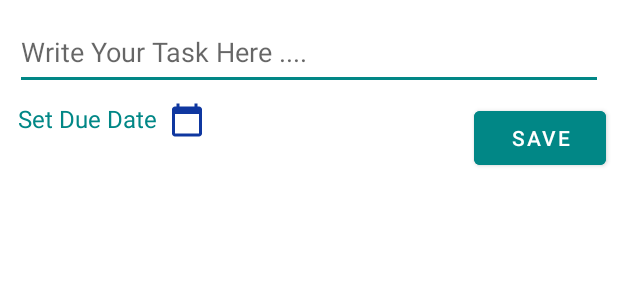
After one commit to aritra-tech/Petzzu-Aritra, an Android app: the layout add_new_task.xml on its own in the app's theme, with its tools: preview values and no code run, on a phone screen of 412 x 824 dp. The commit adds this screen. Shown: the top 300 px of the screen. Run offline under Robolectric (Android 15) with nearby library versions, the phone set to English and light mode, and no system bars; Roboto replaces fonts that are not available here.

Commit message:
tracking commit

```diff
--- a/app/build.gradle
+++ b/app/build.gradle
@@ -46,11 +46,14 @@ dependencies {
 
     implementation "androidx.cardview:cardview:1.0.0"
     implementation 'androidx.core:core-ktx:1.9.0'
+    implementation 'com.google.firebase:firebase-firestore:24.1.1'
 
 
     testImplementation 'junit:junit:4.13.2'
     androidTestImplementation 'androidx.test.ext:junit:1.1.3'
     androidTestImplementation 'androidx.test.espresso:espresso-core:3.4.0'
+
+    implementation 'it.xabaras.android:recyclerview-swipedecorator:1.2.3'
 
     implementation platform('com.google.firebase:firebase-bom:31.5.0')
 
--- a/app/src/main/java/com/example/petzzu/Dashboard.kt
+++ b/app/src/main/java/com/example/petzzu/Dashboard.kt
@@ -19,6 +19,11 @@ class Dashboard : AppCompatActivity() {
             startActivity(Intent)
         }
 
+        val trac=findViewById<ImageView>(R.id.tracking)
+        trac.setOnClickListener {
+            val Intent = Intent(this,Medication::class.java)
+            startActivity(Intent)
+        }
         val petf=findViewById<ImageView>(R.id.petfolio)
         petf.setOnClickListener{
             val Intent=Intent(this,Petfolio::class.java)
--- /dev/null
+++ b/app/src/main/res/drawable/baseline_add_24.xml
@@ -0,0 +1,5 @@
+<vector android:height="24dp" android:tint="#FFFFFF"
+    android:viewportHeight="24" android:viewportWidth="24"
+    android:width="24dp" xmlns:android="http://schemas.android.com/apk/res/android">
+    <path android:fillColor="@android:color/white" android:pathData="M19,13h-6v6h-2v-6H5v-2h6V5h2v6h6v2z"/>
+</vector>
--- /dev/null
+++ b/app/src/main/res/drawable/baseline_calendar_today_24.xml
@@ -0,0 +1,5 @@
+<vector android:height="24dp" android:tint="#0F37A0"
+    android:viewportHeight="24" android:viewportWidth="24"
+    android:width="24dp" xmlns:android="http://schemas.android.com/apk/res/android">
+    <path android:fillColor="@android:color/white" android:pathData="M20,3h-1L19,1h-2v2L7,3L7,1L5,1v2L4,3c-1.1,0 -2,0.9 -2,2v16c0,1.1 0.9,2 2,2h16c1.1,0 2,-0.9 2,-2L22,5c0,-1.1 -0.9,-2 -2,-2zM20,21L4,21L4,8h16v13z"/>
+</vector>
--- a/app/src/main/res/layout/activity_dashboard.xml
+++ b/app/src/main/res/layout/activity_dashboard.xml
@@ -26,7 +26,7 @@
                 android:layout_height="wrap_content"
                 android:fontFamily="@font/arbutus"
                 android:text="Petzzu"
-                android:textColor="@color/white"
+                android:textColor="@color/purple_700"
                 android:textSize="35sp" />
             <ImageView
                 android:layout_width="50dp"
@@ -96,6 +96,7 @@
                         android:src="@drawable/feed"
                         android:layout_width="120dp"
                         android:layout_height="120dp"
+                        android:id="@+id/tracking"
                         />
 
                     <TextView
--- /dev/null
+++ b/app/src/main/res/layout/add_new_task.xml
@@ -0,0 +1,46 @@
+<?xml version="1.0" encoding="utf-8"?>
+<androidx.constraintlayout.widget.ConstraintLayout xmlns:android="http://schemas.android.com/apk/res/android"
+    xmlns:app="http://schemas.android.com/apk/res-auto"
+    xmlns:tools="http://schemas.android.com/tools"
+    android:layout_width="match_parent"
+    android:layout_height="match_parent"
+    tools:context=".AddNewTask">
+
+    <EditText
+        android:id="@+id/task_edittext"
+        android:layout_width="match_parent"
+        android:layout_height="50dp"
+        android:layout_margin="10dp"
+        android:backgroundTint="@color/teal_700"
+        android:hint="Write Your Task Here ...."
+        app:layout_constraintEnd_toEndOf="parent"
+        app:layout_constraintHorizontal_bias="0.5"
+        app:layout_constraintStart_toStartOf="parent"
+        app:layout_constraintTop_toTopOf="parent" />
+
+    <TextView
+        android:id="@+id/set_due_tv"
+        android:layout_width="wrap_content"
+        android:layout_height="wrap_content"
+        android:layout_marginStart="12dp"
+        android:layout_marginTop="8dp"
+        android:drawableRight="@drawable/baseline_calendar_today_24"
+        android:drawablePadding="8dp"
+        android:text="Set Due Date"
+        android:textColor="@color/teal_700"
+        android:textSize="16sp"
+        app:layout_constraintStart_toStartOf="parent"
+        app:layout_constraintTop_toBottomOf="@+id/task_edittext" />
+
+    <Button
+        android:id="@+id/save_btn"
+        android:layout_width="wrap_content"
+        android:layout_height="wrap_content"
+        android:layout_marginTop="8dp"
+        android:layout_marginEnd="8dp"
+        android:text="Save"
+        android:backgroundTint="@color/teal_700"
+        app:layout_constraintEnd_toEndOf="parent"
+        app:layout_constraintTop_toBottomOf="@+id/task_edittext" />
+
+</androidx.constraintlayout.widget.ConstraintLayout>
```
Also changed, not shown: app/src/main/java/com/example/petzzu/Adapter/ToDoAdapter.java (added, +105 -0 lines), app/src/main/java/com/example/petzzu/AddNewTask.java (added, +171 -0 lines), app/src/main/java/com/example/petzzu/Medication.java (+77 -1 lines), app/src/main/java/com/example/petzzu/Model/TaskId.java (added, +16 -0 lines), app/src/main/java/com/example/petzzu/Model/ToDoModel.java (added, +19 -0 lines), app/src/main/java/com/example/petzzu/TouchHelper.java (added, +55 -0 lines), app/src/main/java/com/example/petzzu/onDialogCloseListner.java (added, +8 -0 lines), app/src/main/res/layout/activity_medication.xml (+24 -0 lines), app/src/main/res/layout/eachtask.xml (added, +50 -0 lines).
